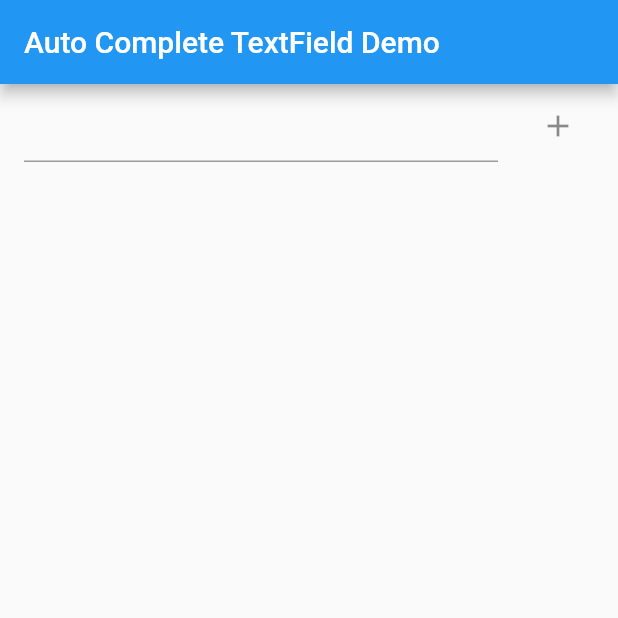
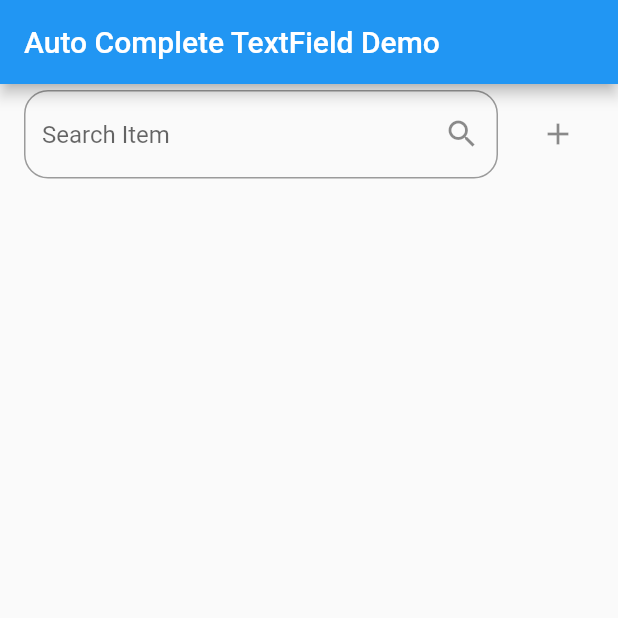
Before and after one commit to felixmccuaig/flutter-autocomplete-textfield, a Flutter app: the screen it shows after launch, on a phone screen of 412 x 824 dp, the top half of it. Run offline on Flutter 3.47's test engine with Material 2 defaults, Android fonts, the phone set to English and light mode, and no system bars.

Commit message:
Finished docs

```diff
--- a/example/lib/main.dart
+++ b/example/lib/main.dart
@@ -29,6 +29,11 @@ class _MyHomePageState extends State<MyHomePage> {
   @override
   Widget build(BuildContext context) {
     var textField = new AutoCompleteTextField<String>(
+        decoration: new InputDecoration(
+            hintText: "Search Item",
+            border: new OutlineInputBorder(
+                gapPadding: 0.0, borderRadius: new BorderRadius.circular(16.0)),
+            suffixIcon: new Icon(Icons.search)),
         key: key,
         suggestions: [
           "Apple",
--- a/pubspec.yaml
+++ b/pubspec.yaml
@@ -1,6 +1,6 @@
 name: autocomplete_textfield
-description: A simple and versatile autocomplete text field for flutter
-version: 1.0.0
+description: A simple and versatile autocomplete text field for flutter, supporting multiple datatypes.
+version: 1.2.0
 author: Felix McCuaig <felixmccuaigdev@gmail.com>
 homepage: https://github.com/felixlucien/flutter-autocomplete-textfield
 
```
Also changed, not shown: example/pubspec.lock.
